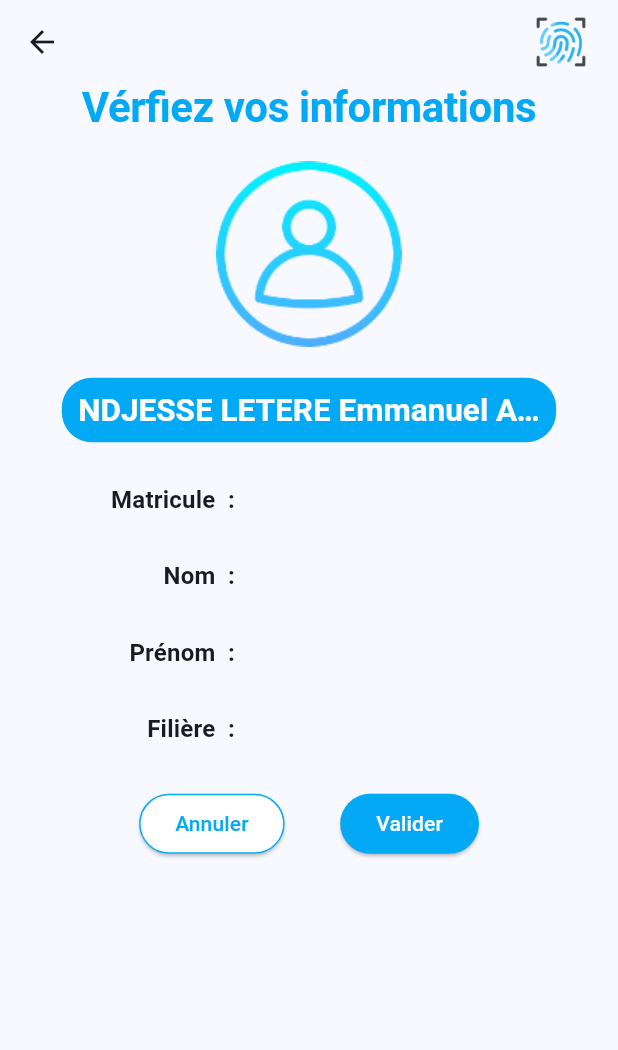
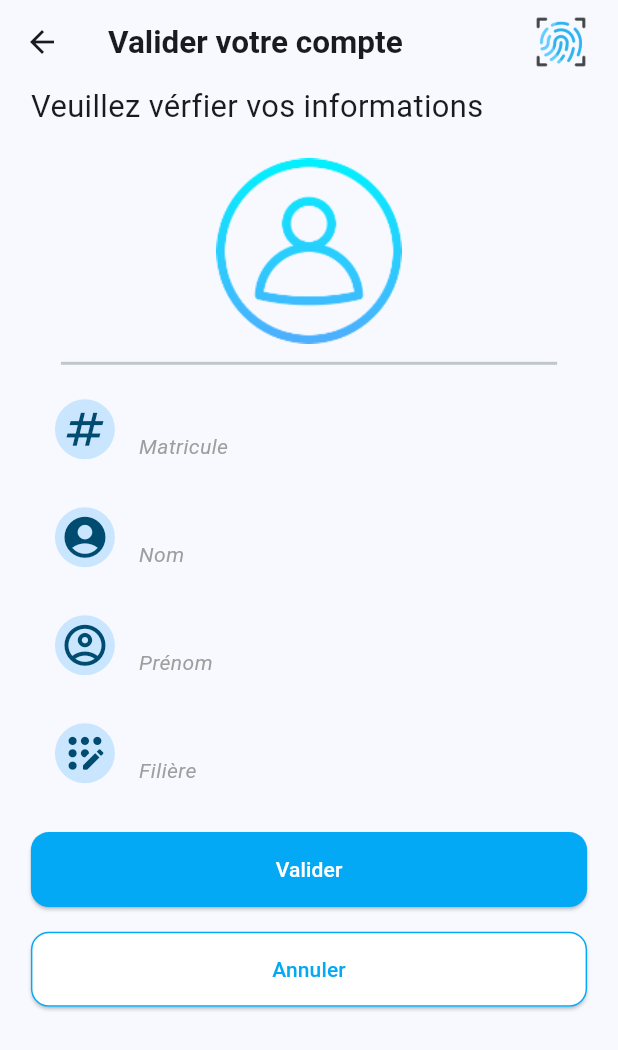
Before and after one commit to Nmmatakon/CheckMe-Pro, a Flutter app: the ValidateAccountScreen screen opened directly with empty values, on a phone screen of 412 x 824 dp. Shown: the top 1050 px of the screen. Run offline on Flutter 3.47's test engine with Material 3 defaults, Android fonts, the phone set to English and light mode, and no system bars; our stand-ins replace local_auth; missing offline and left inert: mobile_scanner; network calls fail.

Commit message:
changement de l'interface utilisateur

```diff
--- a/lib/models/statistic_model.dart
+++ b/lib/models/statistic_model.dart
@@ -4,12 +4,10 @@ class StatisticModel {
   final IconData icon;
   final String title;
   final String value;
-  final Color color;
 
   StatisticModel({
     required this.icon,
     required this.title,
     required this.value,
-    required this.color,
   });
 }
--- a/lib/screens/validate_account_screen.dart
+++ b/lib/screens/validate_account_screen.dart
@@ -16,106 +16,118 @@ class ValidateAccountScreen extends StatelessWidget {
   @override
   Widget build(BuildContext context) {
     Student? student = ModalRoute.of(context)?.settings.arguments as Student?;
+    // Student student = Student(
+    //   matricule: "20G60412",
+    //   firstName: "NDJESSE LETERE",
+    //   lastName: "Emmanuel Andy",
+    //   filiere: "Ingenierie des systèmes numériques",
+    // );
+
     final appTheme = Theme.of(context);
     final mediaQuery = MediaQuery.of(context);
     final navigator = Navigator.of(context);
 
-    final studentInfo = {
-      'Matricule': student!.matricule,
-      'Nom': student.firstName,
-      'Prénom': student.lastName,
-      'Filière': student.filiere,
-    };
-
-    List<Widget> studentInfoTile(Map<String, String> studentInfo) {
-      List<Widget> studentInfoList = [];
-      for (var i = 0; i < studentInfo.keys.toList().length; i++) {
-        studentInfoList.add(
-          Row(
-            mainAxisAlignment: MainAxisAlignment.start,
+    return Scaffold(
+      appBar: customAppBar("Valider votre compte"),
+      body: Center(
+        child: SizedBox(
+          height: double.infinity,
+          width: mediaQuery.size.width * 0.9,
+          child: Column(
+            mainAxisSize: MainAxisSize.min,
+            crossAxisAlignment: CrossAxisAlignment.start,
             children: [
-              const Spacer(),
               Text(
-                studentInfo.keys.toList()[i],
-                style: appTheme.textTheme.titleMedium,
-              ),
-              Text(
-                '  :  ',
-                style: appTheme.textTheme.titleMedium,
-              ),
-              SizedBox(
-                width: mediaQuery.size.width * 0.45,
-                child: Text(
-                  studentInfo.values.toList()[i],
-                  overflow: TextOverflow.ellipsis,
-                ),
-              )
-            ],
-          ),
-        );
-      }
-      return studentInfoList;
-    }
-
-    return Scaffold(
-      appBar: customAppBar(null),
-      body: SizedBox(
-        height: double.infinity,
-        width: double.infinity,
-        child: Column(
-          children: [
-            Padding(
-              padding:
-                  EdgeInsets.symmetric(horizontal: mediaQuery.size.width * 0.1),
-              child: Text(
-                'Vérfiez vos informations',
-                style: appTheme.textTheme.displayLarge,
-                textAlign: TextAlign.center,
+                'Veuillez vérfier vos informations',
+                style: TextStyle(
+                  fontSize: mediaQuery.size.width * 0.05,
                 ),
               ),
+/************************************************************************************************************* */
               Container(
-              margin: EdgeInsets.symmetric(
-                  vertical: mediaQuery.size.height * 0.025),
+                alignment: Alignment.center,
+                margin: EdgeInsets.only(
+                  top: mediaQuery.size.height * 0.025,
+                  bottom: 5,
+                ),
                 height: mediaQuery.size.height * 0.15,
                 child: Image.asset(
                   'assets/images/user.png',
                   fit: BoxFit.cover,
                 ),
               ),
-            Container(
-              constraints:
-                  BoxConstraints(maxWidth: mediaQuery.size.width * 0.8),
-              padding: const EdgeInsets.symmetric(
-                vertical: 8,
-                horizontal: 10,
+              const Divider(
+                thickness: 2,
+                indent: 20,
+                endIndent: 20,
               ),
-              decoration: BoxDecoration(
-                color: appTheme.colorScheme.onPrimary,
-                borderRadius: BorderRadius.circular(20),
+/*********************************************************************************************************** */
+              InfoTile(
+                title: student!.matricule,
+                subTitle: "Matricule",
+                iconData: Icons.numbers,
               ),
-              child: Text(
-                'NDJESSE LETERE Emmanuel Andy',
-                style: appTheme.textTheme.titleLarge,
-                textAlign: TextAlign.center,
-                overflow: TextOverflow.ellipsis,
+              InfoTile(
+                title: student.firstName,
+                subTitle: "Nom",
+                iconData: Icons.account_circle,
+              ),
+              InfoTile(
+                title: student.lastName,
+                subTitle: "Prénom",
+                iconData: Icons.account_circle_outlined,
+              ),
+              InfoTile(
+                title: student.filiere,
+                subTitle: "Filière",
+                iconData: Icons.app_registration_rounded,
+              ),
+/*************************************************Buttons********************************************************** */
+              Padding(
+                  padding: EdgeInsets.symmetric(
+                      vertical: mediaQuery.size.height * 0.01)),
+              ElevatedButton(
+                onPressed: () async {
+                  await LocalFileProvider().writeToFile(student.matricule);
+                  showDialog(
+                    context: context,
+                    builder: (ctx) => AlertDialog(
+                      title: Container(
+                        alignment: Alignment.center,
+                        height: mediaQuery.size.height * 0.2,
+                        child: Image.asset(
+                          'assets/images/createaccount.png',
+                          fit: BoxFit.cover,
                         ),
                       ),
-            SizedBox(
-              height: (mediaQuery.size.height - AppBar().preferredSize.height) *
-                  0.3,
-              width: mediaQuery.size.width * 0.7,
-              child: Column(
-                mainAxisAlignment: MainAxisAlignment.spaceEvenly,
+                      content: Column(
+                        mainAxisSize: MainAxisSize.min,
                         children: [
-                  ...studentInfoTile(studentInfo),
+                          Text(
+                            'Félicitaions🎉',
+                            style: appTheme.textTheme.displayLarge,
+                          ),
+                          const Text('Votre compte est prêt à l\'emploi'),
                         ],
                       ),
+                      actions: [
+                        ElevatedButton(
+                            onPressed: () {
+                              navigator.pushNamedAndRemoveUntil(
+                                  HomepageScreen.routeName,
+                                  ModalRoute.withName("/"),
+                                  arguments: student.matricule);
+                            },
+                            child: const Text("Aller à l'accueil"))
+                      ],
                     ),
-            SizedBox(
-              width: mediaQuery.size.width * 0.55,
-              child: Row(
-                mainAxisAlignment: MainAxisAlignment.spaceBetween,
-                children: [
+                  );
+                },
+                child: const Text('Valider'),
+              ),
+              Padding(
+                  padding: EdgeInsets.symmetric(
+                      vertical: mediaQuery.size.height * 0.01)),
               ElevatedButton(
                 style: ElevatedButton.styleFrom(
                     backgroundColor: Colors.white,
@@ -128,21 +140,46 @@ class ValidateAccountScreen extends StatelessWidget {
                 },
                 child: const Text('Annuler'),
               ),
-                  ElevatedButton(
-                    onPressed: () async {
-                      await LocalFileProvider().writeToFile(student.matricule);
-                      navigator.pushNamedAndRemoveUntil(
-                          HomepageScreen.routeName, ModalRoute.withName("/"),
-                          arguments: student.matricule);
-                    },
-                    child: const Text('Valider'),
-                  )
             ],
           ),
-            )
-          ],
         ),
       ),
     );
   }
 }
+
+class InfoTile extends StatelessWidget {
+  const InfoTile({
+    super.key,
+    required this.title,
+    required this.subTitle,
+    required this.iconData,
+  });
+
+  final String title;
+  final String subTitle;
+  final IconData iconData;
+
+  @override
+  Widget build(BuildContext context) {
+    final mediaQuery = MediaQuery.of(context);
+    return ListTile(
+      leading: CircleAvatar(
+        child: Icon(
+          iconData,
+          size: mediaQuery.size.height * 0.04,
+        ),
+      ),
+      title: Text(
+        title,
+      ),
+      subtitle: Text(
+        subTitle,
+        style: const TextStyle(
+          fontStyle: FontStyle.italic,
+          color: Colors.grey,
+        ),
+      ),
+    );
+  }
+}
--- a/lib/screens/welcome_screen.dart
+++ b/lib/screens/welcome_screen.dart
@@ -41,6 +41,7 @@ class WelcomeScreen extends StatelessWidget {
               const Text(
                 'Check',
                 style: TextStyle(
+                  fontWeight: FontWeight.bold,
                   fontSize: 50,
                   color: Color.fromARGB(221, 52, 50, 50),
                 ),
@@ -60,7 +61,9 @@ class WelcomeScreen extends StatelessWidget {
                 style: TextStyle(fontSize: 15, color: Colors.grey),
               ),
               const Spacer(),
-              ElevatedButton(
+              SizedBox(
+                width: mediaQuery.size.width * 0.8,
+                child: ElevatedButton(
                   child: const Text('Poursuivre'),
                   onPressed: () async {
                     try {
@@ -77,6 +80,7 @@ class WelcomeScreen extends StatelessWidget {
                     }
                   },
                 ),
+              ),
               const Spacer(),
               const Text(
                 '@uiecc2024',
```
Also changed, not shown: lib/main.dart (+15 -10 lines), lib/screens/create_account_screen.dart (+45 -12 lines), lib/screens/homepage_screen.dart (+83 -50 lines), lib/widgets/statistic_grid.dart (+10 -5 lines), lib/widgets/statistic_item.dart (+35 -14 lines). Lines whose indentation alone changed are shown as unchanged.
